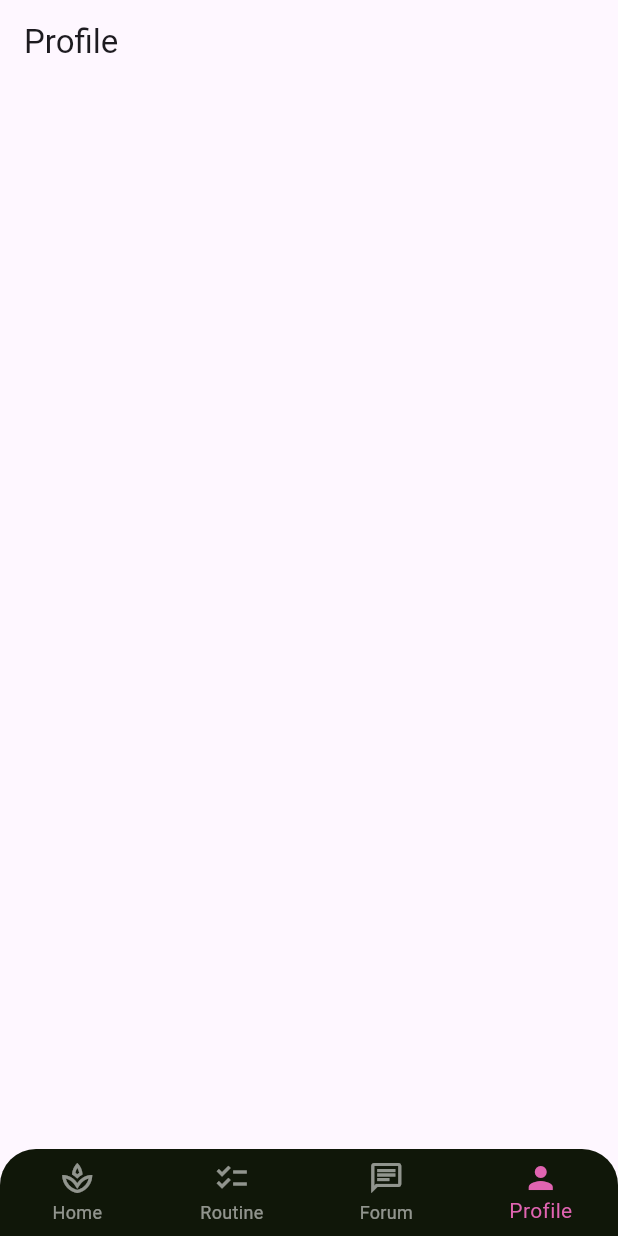
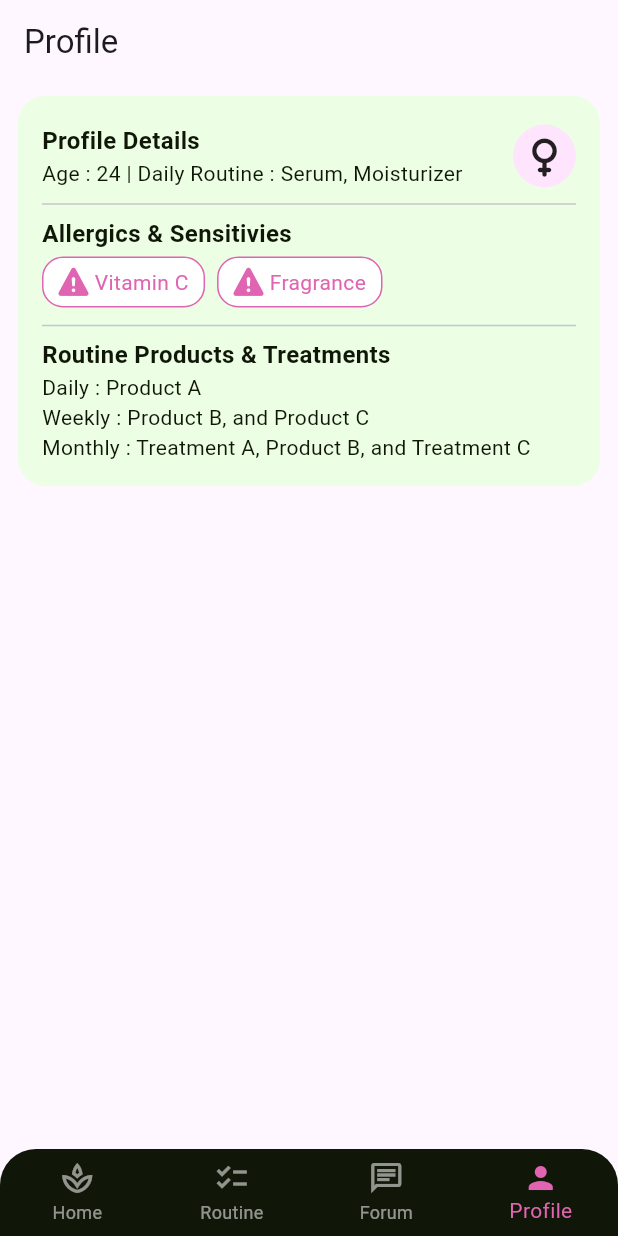
Before and after one commit to FlazeFy/Aurea-Mobile, a Flutter app: the screen it shows after launch, item 4 of the bottom bar chosen, on a phone screen of 412 x 824 dp. Run offline on Flutter 3.47's test engine with Material 3 defaults, Android fonts, the phone set to English and light mode, and no system bars; our stand-ins replace bloc, dio, equatable, flutter_bloc, flutter_secure_storage, font_awesome_flutter and 2 more; missing offline and left inert: dart:ffi.

Commit message:
feat(profile) : add skin profile card UI

```diff
--- a/lib/core/atoms/a_tag.dart
+++ b/lib/core/atoms/a_tag.dart
@@ -1,3 +1,5 @@
+import 'dart:ffi';
+
 import 'package:aurea/core/atoms/a_text.dart';
 import 'package:aurea/core/global/style.dart';
 import 'package:flutter/material.dart';
@@ -7,38 +9,61 @@ class AtomTag extends StatelessWidget {
   final String text;
   final Color? color;
   final IconData? icon;
+  final bool isFilled;
 
-  const AtomTag({super.key, required this.text, this.color, this.icon});
+  const AtomTag({super.key, required this.text, this.color, this.icon, this.isFilled = true});
 
   @override
   Widget build(BuildContext context) {
-    if (icon == null){
+    final tagColor = color ?? darkColor;
+
+    final backgroundColor = isFilled ? tagColor : whiteColor;
+    final borderColor = isFilled ? Colors.transparent : tagColor;
+    final textColor = isFilled ? whiteColor : tagColor;
+
+    if (icon == null) {
       return Container(
-        padding: const EdgeInsets.symmetric(vertical: spaceXSM, horizontal: spaceMD),
+        padding: const EdgeInsets.symmetric(
+          vertical: spaceXSM,
+          horizontal: spaceMD,
+        ),
         decoration: BoxDecoration(
-            color: color ?? darkColor,
-            borderRadius: const BorderRadius.all(Radius.circular(roundedMD))
+          color: backgroundColor,
+          borderRadius: const BorderRadius.all(Radius.circular(roundedMD)),
+          border: Border.all(color: borderColor),
         ),
-        child: Text(text, style: TextStyle(
+        child: Text(
+          text,
+          style: TextStyle(
             fontWeight: FontWeight.w500,
-            fontSize: textMD
-        )),
+            fontSize: textMD,
+            color: textColor,
+          ),
+        ),
       );
     } else {
       return Container(
-        padding: const EdgeInsets.symmetric(vertical: spaceXXSM, horizontal: spaceSM),
+        padding: const EdgeInsets.symmetric(
+          vertical: spaceXXSM,
+          horizontal: spaceSM,
+        ),
         decoration: BoxDecoration(
-            color: color ?? darkColor,
-            borderRadius: const BorderRadius.all(Radius.circular(roundedMD))
+          color: backgroundColor,
+          borderRadius: const BorderRadius.all(Radius.circular(roundedMD)),
+          border: Border.all(color: borderColor),
         ),
         child: Row(
           spacing: spaceMini,
           mainAxisSize: MainAxisSize.min,
           children: [
-            FaIcon(icon, size: textJumbo, color: whiteColor,),
-            AtomText(text: text, type: 'content', color: whiteColor),
+            FaIcon(icon, size: textJumbo, color: textColor),
+            AtomText(
+              text: text,
+              type: 'content',
+              color: textColor,
+            ),
           ],
-        )
+        ),
       );
     }
   }
--- a/lib/features/profile/presentation/pages/profile_page.dart
+++ b/lib/features/profile/presentation/pages/profile_page.dart
@@ -1,3 +1,4 @@
+import 'package:aurea/features/profile/presentation/ui/organisms/o_skin_profile_card.dart';
 import 'package:flutter/material.dart';
 
 class ProfilePage extends StatelessWidget {
@@ -9,7 +10,11 @@ class ProfilePage extends StatelessWidget {
       appBar: AppBar(
         title: const Text('Profile'),
       ),
-      body: Column(),
+      body: ListView(
+        children: [
+          OrganismSkinProfileCard()
+        ],
+      ),
     );
   }
 }
--- /dev/null
+++ b/lib/features/profile/presentation/ui/molecules/m_allergics_sensitives_list.dart
@@ -0,0 +1,39 @@
+import 'package:aurea/core/atoms/a_tag.dart';
+import 'package:aurea/core/atoms/a_text.dart';
+import 'package:aurea/core/global/style.dart';
+import 'package:flutter/material.dart';
+import 'package:font_awesome_flutter/font_awesome_flutter.dart';
+
+class MoleculeAllergicsSensitives extends StatelessWidget {
+  const MoleculeAllergicsSensitives({super.key});
+
+  @override
+  Widget build(BuildContext context) {
+    return Column(
+      crossAxisAlignment: CrossAxisAlignment.start,
+      children: [
+        const AtomText(text: 'Allergics & Sensitivies', type: 'content-title'),
+        SizedBox(height: spaceMini),
+        Wrap(
+          spacing: spaceXSM,
+          runSpacing: spaceXSM,
+          crossAxisAlignment: WrapCrossAlignment.center,
+          children: [
+            AtomTag(
+              text: 'Vitamin C',
+              icon: FontAwesomeIcons.triangleExclamation,
+              color: pinkColor,
+              isFilled: false,
+            ),
+            AtomTag(
+              text: 'Fragrance',
+              icon: FontAwesomeIcons.triangleExclamation,
+              color: pinkColor,
+              isFilled: false,
+            ),
+          ],
+        ),
+      ],
+    );
+  }
+}
--- /dev/null
+++ b/lib/features/profile/presentation/ui/molecules/m_routine_products_treatments_card.dart
@@ -0,0 +1,23 @@
+import 'package:aurea/core/atoms/a_tag.dart';
+import 'package:aurea/core/atoms/a_text.dart';
+import 'package:aurea/core/global/style.dart';
+import 'package:aurea/features/profile/presentation/ui/molecules/m_allergics_sensitives_list.dart';
+import 'package:flutter/material.dart';
+import 'package:font_awesome_flutter/font_awesome_flutter.dart';
+
+class MoleculeRoutineProductsTreatmentsCard extends StatelessWidget {
+  const MoleculeRoutineProductsTreatmentsCard({super.key});
+
+  @override
+  Widget build(BuildContext context) {
+    return Column(
+      crossAxisAlignment: CrossAxisAlignment.start,
+      children: [
+        const AtomText(text: 'Routine Products & Treatments', type: 'content-title'),
+        AtomText(text: "Daily : Product A", type: 'content'),
+        AtomText(text: "Weekly : Product B, and Product C", type: 'content'),
+        AtomText(text: "Monthly : Treatment A, Product B, and Treatment C", type: 'content'),
+      ],
+    );
+  }
+}
--- /dev/null
+++ b/lib/features/profile/presentation/ui/organisms/o_skin_profile_card.dart
@@ -0,0 +1,54 @@
+import 'package:aurea/core/atoms/a_tag.dart';
+import 'package:aurea/core/atoms/a_text.dart';
+import 'package:aurea/core/global/style.dart';
+import 'package:aurea/features/profile/presentation/ui/molecules/m_allergics_sensitives_list.dart';
+import 'package:aurea/features/profile/presentation/ui/molecules/m_routine_products_treatments_card.dart';
+import 'package:flutter/material.dart';
+import 'package:font_awesome_flutter/font_awesome_flutter.dart';
+
+class OrganismSkinProfileCard extends StatelessWidget {
+  const OrganismSkinProfileCard({super.key});
+
+  @override
+  Widget build(BuildContext context) {
+    return Container(
+      margin: const EdgeInsets.symmetric(vertical: spaceXSM, horizontal: spaceMD),
+      decoration: const BoxDecoration(
+          borderRadius: BorderRadius.all(Radius.circular(roundedLG)),
+          color: lightSuccessColor
+      ),
+      padding: const EdgeInsets.all(spaceXMD),
+      child: Column(
+        crossAxisAlignment: CrossAxisAlignment.start,
+        children: [
+          Row(
+            mainAxisAlignment: MainAxisAlignment.center,
+            children: [
+              const Column(
+                crossAxisAlignment: CrossAxisAlignment.start,
+                children: [
+                  AtomText(text: 'Profile Details', type: 'content-title'),
+                  AtomText(text: "Age : 24 | Daily Routine : Serum, Moisturizer", type: 'content'),
+                ]
+              ),
+              const Spacer(),
+              Container(
+                padding: EdgeInsets.all(spaceMD),
+                decoration: BoxDecoration(
+                  color: lightPinkColor,
+                  shape: BoxShape.circle,
+                ),
+                child: const FaIcon(FontAwesomeIcons.venus),
+              ),
+            ],
+          ),
+          Divider(),
+          MoleculeAllergicsSensitives(),
+          SizedBox(height: spaceMini),
+          Divider(),
+          MoleculeRoutineProductsTreatmentsCard()
+        ],
+      ),
+    );
+  }
+}
```
